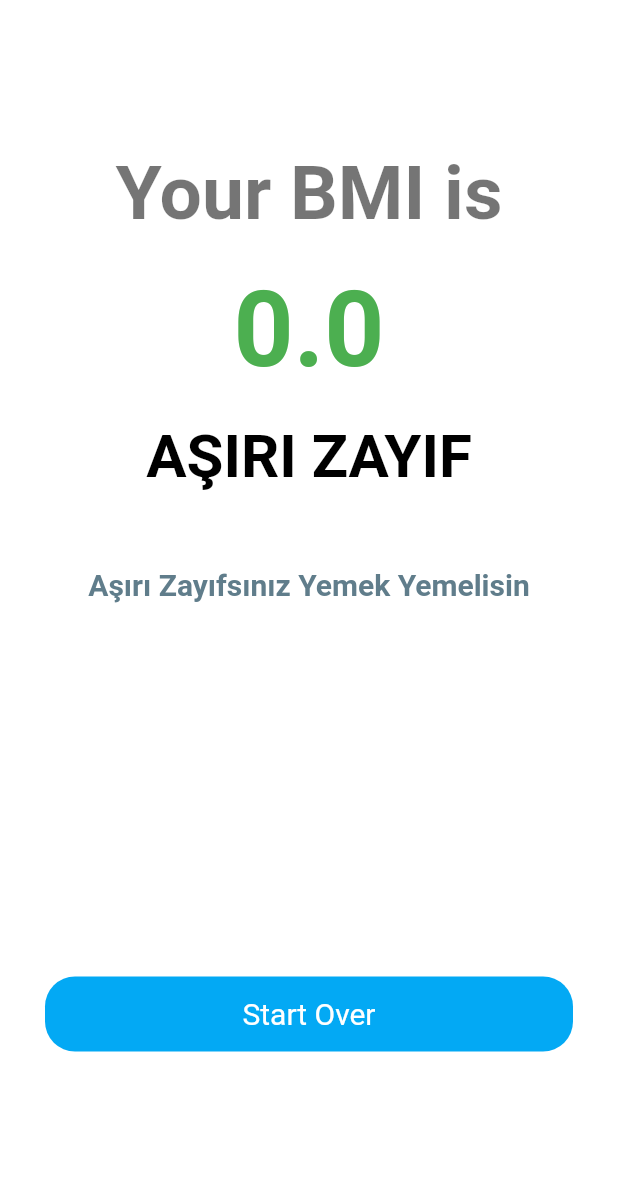
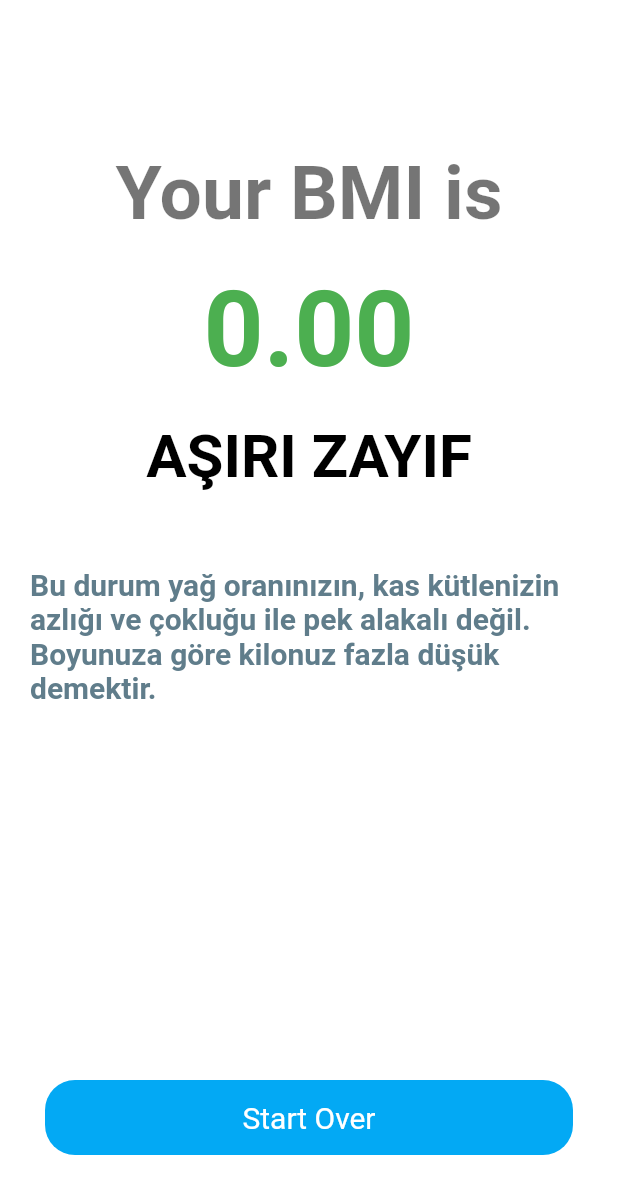
Before and after one commit to TarkanKara/BMI_CalculatorApp, a Flutter app: the screen it shows after launch, after a tap on "Calculate BMI", on a phone screen of 412 x 824 dp. Shown: the top 1194 px of the screen. Run offline on Flutter 3.47's test engine with Material 2 defaults, Android fonts, the phone set to English and light mode, and no system bars.

Commit message:
Update feedback()

```diff
--- a/lib/CalculateBMI.dart
+++ b/lib/CalculateBMI.dart
@@ -11,8 +11,8 @@ class CalculateBMI {
   late double _bmi;
 
   String calculateBMI() {
-    _bmi = weight / pow(2, height / 100);
-    return _bmi.toStringAsFixed(1);
+    _bmi = weight / pow(2, (height / 100));
+    return _bmi.toStringAsFixed(2);
   }
 
   String getResult() {
@@ -31,13 +31,13 @@ class CalculateBMI {
 
   String feedBack() {
     if (_bmi < 18.50) {
-      return ("Aşırı Zayıfsınız Yemek Yemelisin");
+      return ("Bu durum yağ oranınızın, kas kütlenizin azlığı ve çokluğu ile pek alakalı değil. Boyunuza göre kilonuz fazla düşük demektir.");
     } else if (_bmi >= 18.50 && _bmi <= 24.90) {
-      return ("Kilonuz ideal");
+      return ("BMI boyunuza göre kilonuzun gayet iyi durumda olduğunu söylüyor. Harika!");
     } else if (_bmi > 24.90 && _bmi <= 29.50) {
-      return ("Hafif Kilo verebilirsiniz");
+      return ("Vücut kitle indeksiniz 25’in üstünde çıktıysa bu hesaplamaya göre kilolusunuz demektir.Hafif Kilo verebilirsiniz");
     } else if (_bmi > 29.50 && _bmi <= 39.90) {
-      return ("Çok fazla Kilon var. Spora Gidebilirsin");
+      return ("Bu noktada profesyonel vücut geliştirme, güreş gibi bir spor yapmıyorsanız sağlığınız neredeyse kesin olarak tehdit altında demektir. Çok fazla Kilon var. Spora Gidebilirsin");
     } else {
       return ("Aşırı Kilon var,hastalık yapabilir. Acil bir diyetisyenle görüşmelisin");
     }
```
